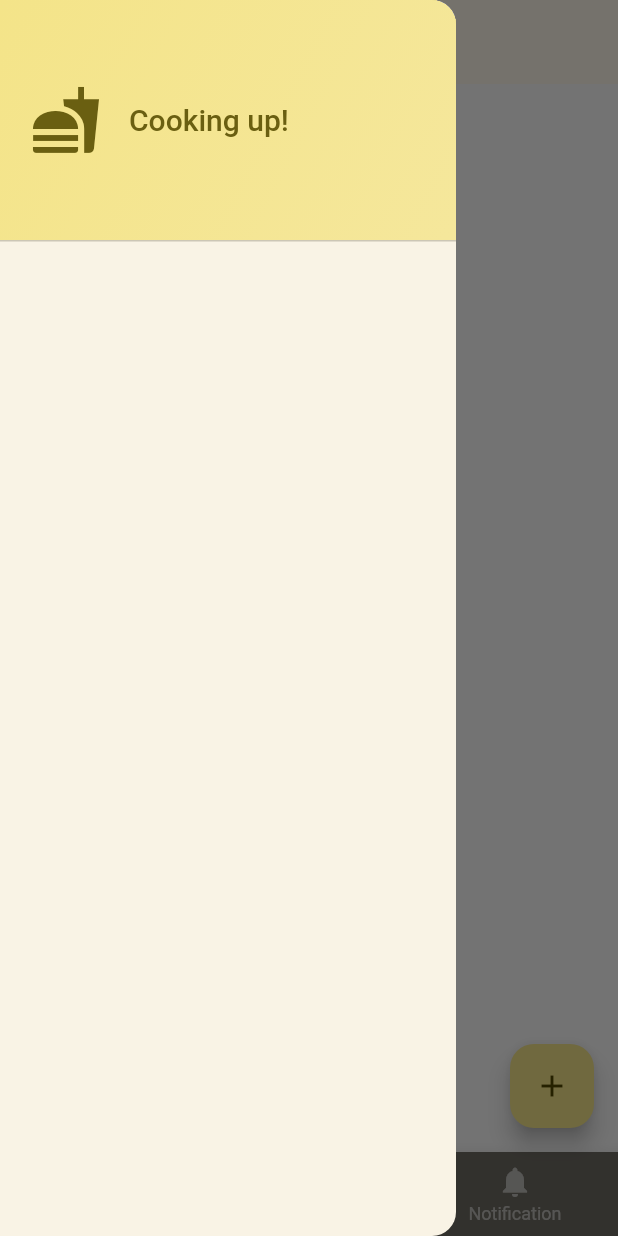
After one commit to SPREP/tms-mobile, a Flutter app: the TabsScreen screen opened directly, with the side drawer open, on a phone screen of 412 x 824 dp. The commit adds this screen. Run offline on Flutter 3.47's test engine with Material 2 defaults, Android fonts, the phone set to English and light mode, and no system bars; our stand-ins replace shared_preferences, smooth_page_indicator; accounts and stored records are empty; generated files the repository leaves out were written again.

Commit message:
MAC-35: Implement the bottom and left navigation bar.

```diff
--- a/lib/main.dart
+++ b/lib/main.dart
@@ -1,6 +1,6 @@
 import 'package:flutter/material.dart';
 import 'package:macres/providers/locale_provider.dart';
-import 'package:macres/screens/weather_forcast/weather_forcast_screen.dart';
+import 'package:macres/screens/tabs_screen.dart';
 import 'package:macres/widgets/onboarding/onboarding_page.dart';
 import 'package:provider/provider.dart';
 import 'package:shared_preferences/shared_preferences.dart';
@@ -49,9 +49,7 @@ class App extends StatelessWidget {
               seedColor: const Color.fromARGB(255, 148, 139, 92),
             ),
           ),
-          home: showOnboarding
-              ? const OnboardingPage()
-              : const WeatherForcastScreen(),
+          home: showOnboarding ? const OnboardingPage() : const TabsScreen(),
         ),
       ),
     );
--- /dev/null
+++ b/lib/screens/tabs_screen.dart
@@ -0,0 +1,67 @@
+import 'package:flutter/material.dart';
+import 'package:macres/screens/event_screen.dart';
+import 'package:macres/screens/notification_screen.dart';
+import 'package:macres/screens/weather_forcast/weather_forcast_screen.dart';
+import 'package:macres/widgets/main_drawer_widget.dart';
+
+class TabsScreen extends StatefulWidget {
+  const TabsScreen({super.key});
+
+  @override
+  State<TabsScreen> createState() {
+    return _TabsScreenState();
+  }
+}
+
+class _TabsScreenState extends State<TabsScreen> {
+  int _selectedPageIndex = 0;
+
+  void _selectPage(int index) {
+    setState(() {
+      _selectedPageIndex = index;
+    });
+  }
+
+  @override
+  Widget build(BuildContext context) {
+    Widget activePage = const WeatherForcastScreen();
+    String activePageTitle = 'Weather Forcast screen';
+
+    if (_selectedPageIndex == 1) {
+      activePage = const EventScreen();
+      activePageTitle = 'Events';
+    }
+
+    if (_selectedPageIndex == 2) {
+      activePage = const NotificationScreen();
+      activePageTitle = 'Notifications';
+    }
+
+    return Scaffold(
+      extendBodyBehindAppBar: true,
+      drawer: const MainDrawerWidget(),
+      appBar: AppBar(
+        title: Text(activePageTitle),
+      ),
+      body: activePage,
+      floatingActionButton: FloatingActionButton(
+        onPressed: () {},
+        child: const Icon(Icons.add),
+      ),
+      bottomNavigationBar: BottomNavigationBar(
+        onTap: _selectPage,
+        backgroundColor: const Color.fromARGB(255, 110, 107, 99),
+        unselectedItemColor: Colors.white54,
+        selectedItemColor: Colors.white,
+        items: const [
+          BottomNavigationBarItem(icon: Icon(Icons.home), label: 'Home'),
+          BottomNavigationBarItem(
+              icon: Icon(Icons.event_available_rounded), label: 'Events'),
+          BottomNavigationBarItem(
+              icon: Icon(Icons.notifications), label: 'Notification')
+        ],
+        currentIndex: _selectedPageIndex,
+      ),
+    );
+  }
+}
--- /dev/null
+++ b/lib/widgets/main_drawer_widget.dart
@@ -0,0 +1,43 @@
+import 'package:flutter/material.dart';
+
+class MainDrawerWidget extends StatelessWidget {
+  const MainDrawerWidget({super.key});
+
+  @override
+  Widget build(BuildContext context) {
+    return Drawer(
+      child: Column(
+        children: [
+          DrawerHeader(
+              padding: const EdgeInsets.all(20),
+              decoration: BoxDecoration(
+                gradient: LinearGradient(
+                  colors: [
+                    Theme.of(context).colorScheme.primaryContainer,
+                    Theme.of(context)
+                        .colorScheme
+                        .primaryContainer
+                        .withOpacity(0.8),
+                  ],
+                  begin: Alignment.topLeft,
+                  end: Alignment.bottomRight,
+                ),
+              ),
+              child: Row(
+                children: [
+                  Icon(Icons.fastfood,
+                      size: 48, color: Theme.of(context).colorScheme.primary),
+                  const SizedBox(width: 18),
+                  Text(
+                    'Cooking up!',
+                    style: Theme.of(context).textTheme.titleLarge!.copyWith(
+                          color: Theme.of(context).colorScheme.primary,
+                        ),
+                  ),
+                ],
+              )),
+        ],
+      ),
+    );
+  }
+}
--- a/lib/widgets/onboarding/onboarding_page.dart
+++ b/lib/widgets/onboarding/onboarding_page.dart
@@ -1,6 +1,7 @@
 import 'package:flutter/material.dart';
 import 'package:macres/screens/onboarding/onboarding_first_screen.dart';
 import 'package:macres/screens/onboarding/onboarding_second_screen.dart';
+import 'package:macres/screens/tabs_screen.dart';
 import 'package:macres/screens/weather_forcast/weather_forcast_screen.dart';
 import 'package:shared_preferences/shared_preferences.dart';
 import 'package:smooth_page_indicator/smooth_page_indicator.dart';
@@ -111,7 +112,7 @@ class _OnboardingPageState extends State<OnboardingPage> {
                 //Navigate to home page
                 Navigator.of(context)
                     .pushReplacement(MaterialPageRoute(builder: (context) {
-                  return const WeatherForcastScreen();
+                  return const TabsScreen();
                 }));
               },
             )
```
Also changed, not shown: lib/screens/event_screen.dart (added, +15 -0 lines), lib/screens/notification_screen.dart (added, +15 -0 lines), lib/screens/weather_forcast/weather_forcast_screen.dart (+1 -8 lines).
